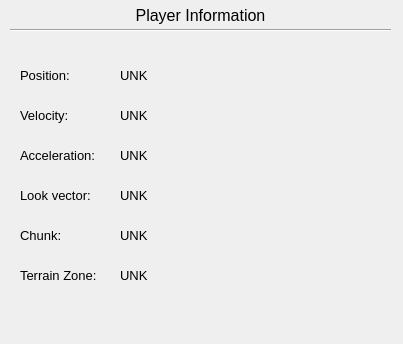
Before: the Qt Designer form assignment_package/forms/playerinfo.ui in kzupenn/mini-minecraft, drawn with Qt 5.
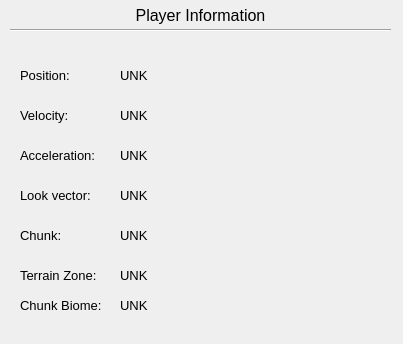
After: the same form once the commit is applied.

Patch:
```diff
--- a/assignment_package/forms/playerinfo.ui
+++ b/assignment_package/forms/playerinfo.ui
@@ -263,6 +263,42 @@
     <string>UNK</string>
    </property>
   </widget>
+  <widget class="QLabel" name="label_12">
+   <property name="geometry">
+    <rect>
+     <x>20</x>
+     <y>290</y>
+     <width>91</width>
+     <height>31</height>
+    </rect>
+   </property>
+   <property name="font">
+    <font>
+     <pointsize>10</pointsize>
+    </font>
+   </property>
+   <property name="text">
+    <string>Chunk Biome:</string>
+   </property>
+  </widget>
+  <widget class="QLabel" name="chunkBiomeLabel">
+   <property name="geometry">
+    <rect>
+     <x>120</x>
+     <y>290</y>
+     <width>271</width>
+     <height>31</height>
+    </rect>
+   </property>
+   <property name="font">
+    <font>
+     <pointsize>10</pointsize>
+    </font>
+   </property>
+   <property name="text">
+    <string>UNK</string>
+   </property>
+  </widget>
  </widget>
  <resources/>
  <connections/>
```
